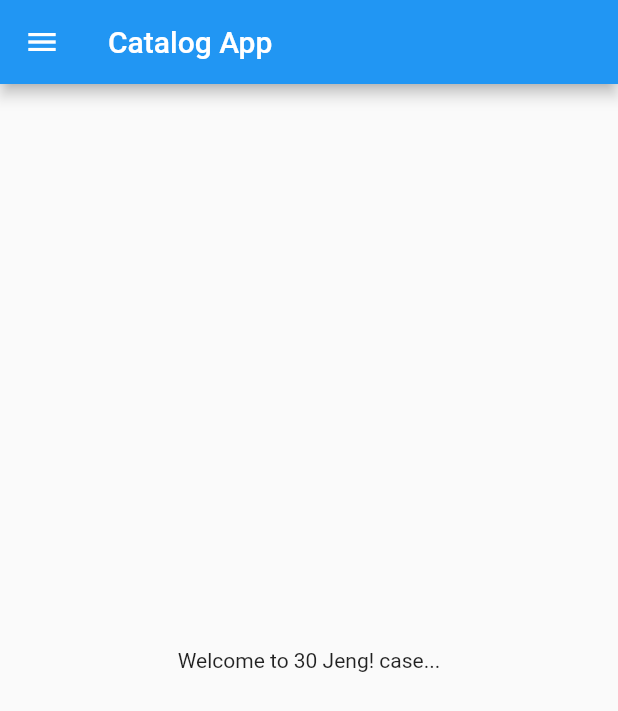
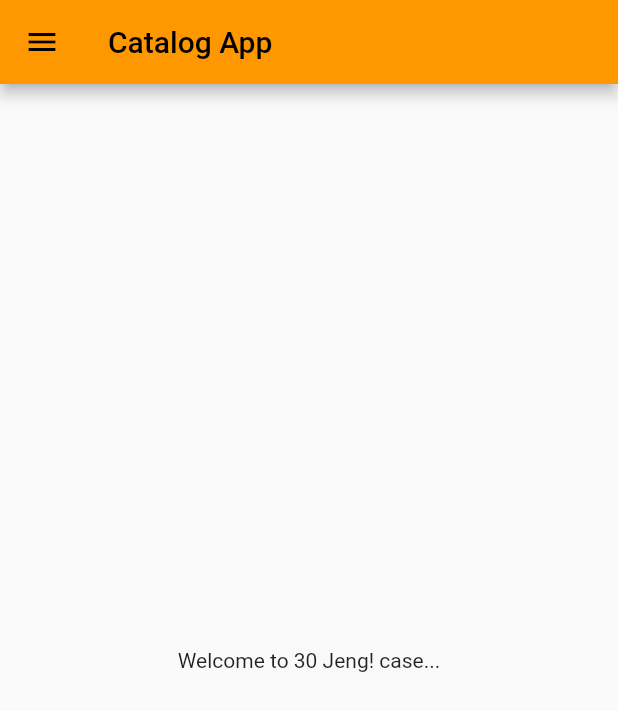
Before and after one commit to rupam31/FirstFlutterApp, a Flutter app: the screen it shows after launch, on a phone screen of 412 x 824 dp. Shown: the top 711 px of the screen. Run offline on Flutter 3.47's test engine with Material 2 defaults, Android fonts, the phone set to English and light mode, and no system bars.

Commit message:
day 3 completed

```diff
--- a/flutter_catalog/lib/main.dart
+++ b/flutter_catalog/lib/main.dart
@@ -1,6 +1,7 @@
 import 'package:flutter/material.dart';
+import 'package:flutter_catalog/pages/login_page.dart';
 
-import 'home_page.dart';
+import 'pages/home_page.dart';
 
 void main() {
   runApp(const MyApp());
@@ -11,8 +12,17 @@ class MyApp extends StatelessWidget {
 
   @override
   Widget build(BuildContext context) {
-    return const MaterialApp(
-      home: HomePage(),
+    return MaterialApp(
+      themeMode: ThemeMode.light,
+      theme: ThemeData(primarySwatch: Colors.orange),
+      darkTheme: ThemeData(
+        brightness: Brightness.dark,
+      ),
+      routes: {
+        "/": (context) => const HomePage(),
+        "/home": (context) => const HomePage(),
+        "/login": (context) => const LoginPage(),
+      },
     );
   }
 }
```
Also changed, not shown: flutter_catalog/lib/pages/login_page.dart (added, +21 -0 lines), flutter_catalog/lib/pages/home_page.dart (renamed from flutter_catalog/lib/home_page.dart).
